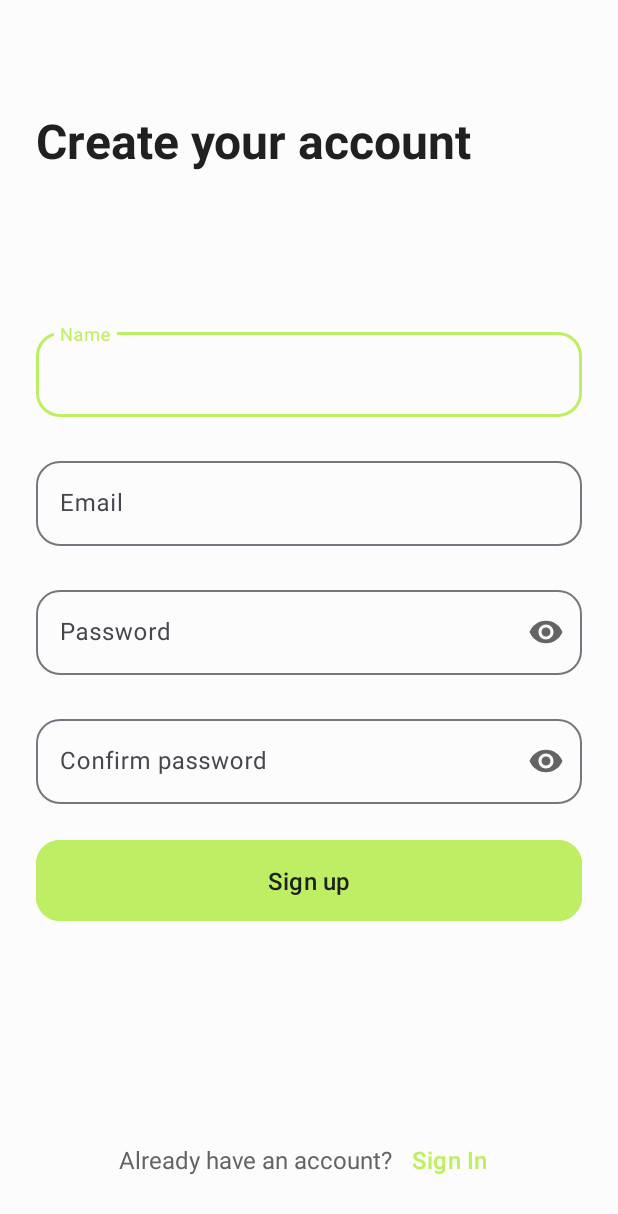
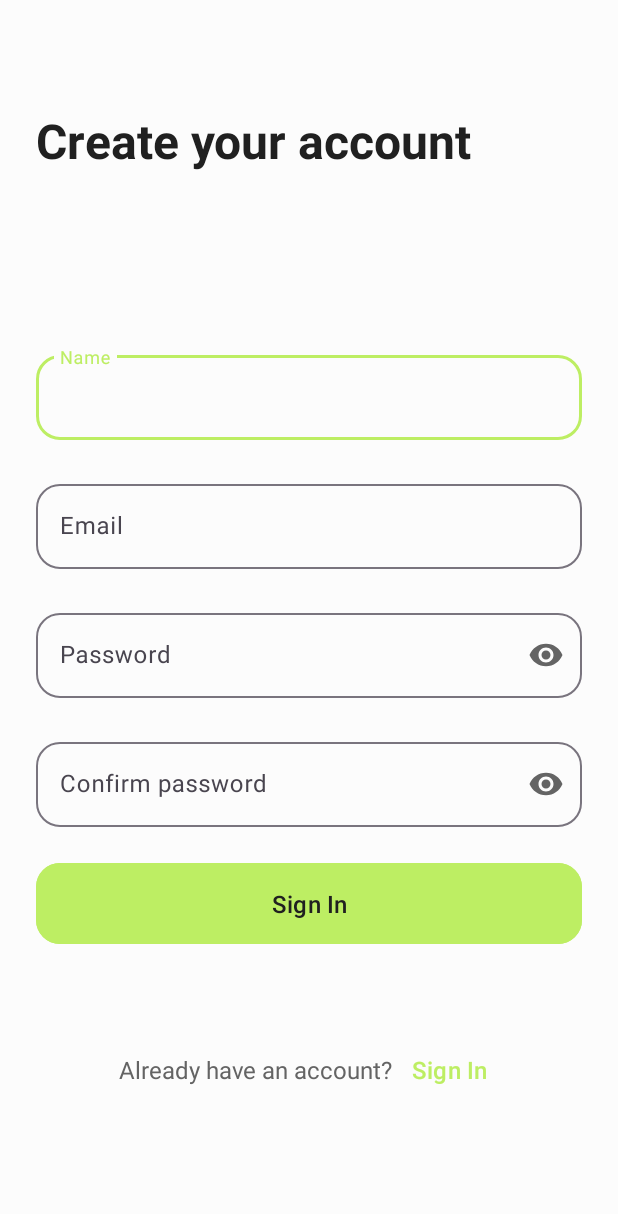
Before and after one commit to eoisaac/wod, an Android app: the SignUpActivity screen opened directly, with no data from a screen before it, on a phone screen of 412 x 824 dp. Shown: the top 1214 px of the screen. Run offline under Robolectric (Android 15) with nearby library versions, the light colour scheme and no system bars.

Commit message:
refactor: sign in and sign up activities layout

```diff
--- a/app/src/main/res/layout/activity_sign_up.xml
+++ b/app/src/main/res/layout/activity_sign_up.xml
@@ -9,18 +9,30 @@
         android:padding="24dp"
 >
 
+
     <com.google.android.material.textview.MaterialTextView
             android:id="@+id/sign_up_title"
-            android:layout_width="0dp"
-            android:layout_height="0dp"
+            android:layout_width="match_parent"
+            android:layout_height="wrap_content"
             android:text="@string/sign_up_title"
             style="@style/TitleTextStyle"
             android:layout_marginTop="48dp"
             app:layout_constraintStart_toStartOf="parent"
             app:layout_constraintEnd_toEndOf="parent"
             app:layout_constraintTop_toTopOf="parent"
-            app:layout_constraintBottom_toTopOf="@id/name_text_input_layout"
     />
+
+    <androidx.constraintlayout.widget.ConstraintLayout
+            android:id="@+id/sign_up_form_container"
+            android:layout_width="match_parent"
+            android:layout_height="wrap_content"
+            tools:context=".views.SignInActivity"
+            android:layout_marginTop="48dp"
+            app:layout_constraintTop_toBottomOf="@+id/sign_up_title"
+            app:layout_constraintStart_toStartOf="parent"
+            app:layout_constraintStart_toEndOf="parent"
+            app:layout_constraintBottom_toTopOf="@id/sing_up_text_message"
+    >
 
         <com.google.android.material.textfield.TextInputLayout
                 android:id="@+id/name_text_input_layout"
@@ -28,10 +40,9 @@
                 android:layout_height="wrap_content"
                 style="@style/TextInputLayoutStyle"
                 app:endIconMode="clear_text"
-            android:layout_marginTop="24dp"
                 app:layout_constraintStart_toStartOf="parent"
+                app:layout_constraintTop_toTopOf="parent"
                 app:layout_constraintEnd_toEndOf="parent"
-            app:layout_constraintTop_toBottomOf="@id/sign_up_title"
                 app:layout_constraintBottom_toTopOf="@id/email_text_input_layout"
         >
             <com.google.android.material.textfield.TextInputEditText
@@ -114,24 +125,23 @@
                 android:layout_width="0dp"
                 android:layout_height="wrap_content"
                 android:layout_marginTop="20dp"
-            android:text="@string/sign_up"
+                android:text="@string/sign_in"
                 style="@style/PrimaryButtonStyle"
                 app:layout_constraintTop_toBottomOf="@id/confirm_password_text_input_layout"
                 app:layout_constraintStart_toStartOf="parent"
                 app:layout_constraintEnd_toEndOf="parent"
         />
+    </androidx.constraintlayout.widget.ConstraintLayout>
 
     <com.google.android.material.textview.MaterialTextView
             android:id="@+id/sing_up_text_message"
             android:layout_width="wrap_content"
             android:layout_height="wrap_content"
             android:text="@string/already_have_an_account"
-            android:textColor="@color/gray_11"
-            android:textSize="16sp"
-            android:paddingVertical="16dp"
+            style="@style/BodyTextStyle"
             android:layout_marginEnd="4dp"
-            android:layout_marginTop="128dp"
-            app:layout_constraintTop_toBottomOf="@id/sign_in_button"
+            android:layout_marginBottom="8dp"
+            app:layout_constraintTop_toBottomOf="@id/sign_up_form_container"
             app:layout_constraintStart_toStartOf="parent"
             app:layout_constraintEnd_toStartOf="@id/navigate_to_sign_in_button"
             app:layout_constraintBottom_toBottomOf="parent"
@@ -144,7 +154,6 @@
             android:layout_height="wrap_content"
             android:text="@string/sign_in"
             style="@style/LinkButtonStyle"
-            android:minWidth="0dp"
             android:paddingHorizontal="8dp"
             app:layout_constraintTop_toTopOf="@id/sing_up_text_message"
             app:layout_constraintBottom_toBottomOf="@id/sing_up_text_message"
--- a/app/src/main/res/layout/fragment_profile.xml
+++ b/app/src/main/res/layout/fragment_profile.xml
@@ -67,6 +67,6 @@
         />
 
 
+
     </androidx.constraintlayout.widget.ConstraintLayout>
-
 </FrameLayout>
--- a/app/src/main/res/values/strings.xml
+++ b/app/src/main/res/values/strings.xml
@@ -19,4 +19,6 @@
     <string name="afternoon_greeting">Good afternoon!</string>
     <string name="evening_greeting">Good evening!</string>
     <string name="profile">Profile</string>
+    <string name="see_all">See all</string>
+    <string name="todays_workout">Today\'s workout</string>
 </resources>
--- a/app/src/main/res/values/styles.xml
+++ b/app/src/main/res/values/styles.xml
@@ -68,6 +68,8 @@
     <style name="LinkButtonStyle" parent="Widget.Material3.Button.TextButton">
         <item name="android:textSize">16sp</item>
         <item name="cornerRadius">16dp</item>
+        <item name="android:minHeight">0dp</item>
+        <item name="android:minWidth">0dp</item>
     </style>
 
     <!-- Checkboxes -->
```
Also changed, not shown: app/src/main/res/layout/activity_sign_in.xml (+18 -12 lines), app/src/main/res/layout/fragment_workout.xml (+27 -1 lines), 1 other file. Lines whose indentation alone changed are shown as unchanged.
